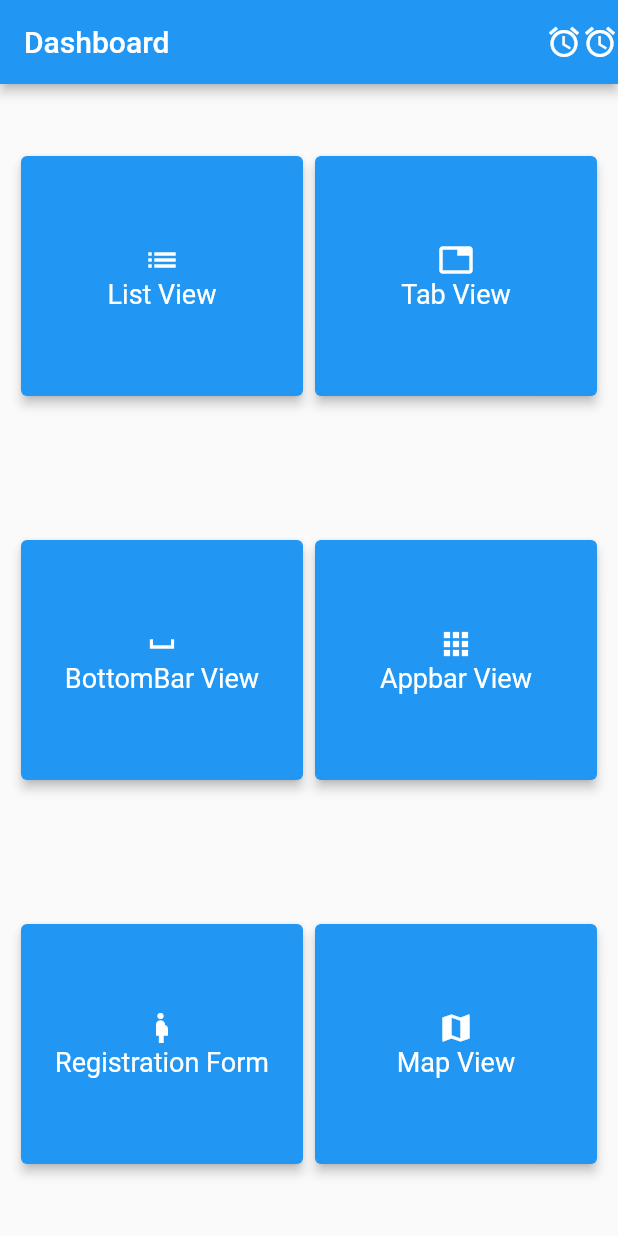
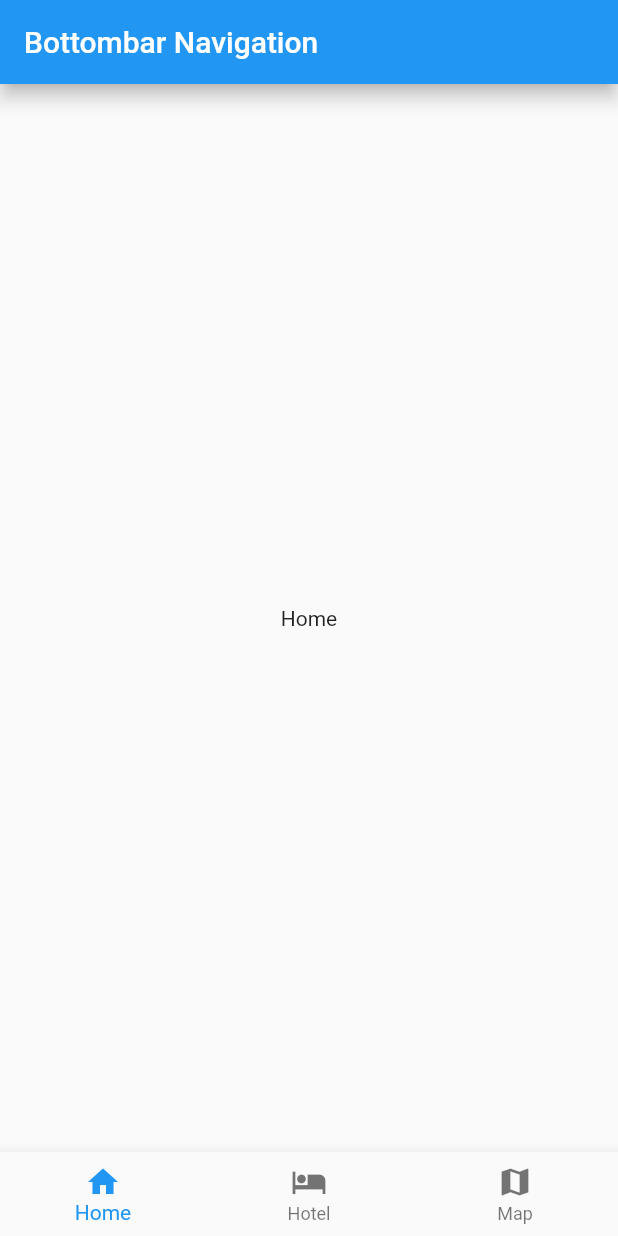
Before and after one commit to shandilyaaman/flutter_cadelab, a Flutter app: the screen it shows after launch, after a tap on "BottomBar View", on a phone screen of 412 x 824 dp. Run offline on Flutter 3.47's test engine with Material 2 defaults, Android fonts, the phone set to English and light mode, and no system bars.

Commit message:
added dummy for tabview and bottombar view

```diff
--- /dev/null
+++ b/lib/bottombarview.dart
@@ -0,0 +1,67 @@
+import 'package:flutter/material.dart';
+
+class MyBottomBarView extends StatelessWidget {
+  @override
+  Widget build(BuildContext context) {
+    return MaterialApp(
+      title: 'Bottombar View',
+      home: Home(),
+    );
+  }
+}
+
+class Home extends StatefulWidget {
+  @override
+  State<StatefulWidget> createState() {
+    return _HomeState();
+  }
+}
+
+class _HomeState extends State<Home> {
+  int _currentIndex = 0;
+  List<Widget> _children = [
+    Center(child: Text('Home')),
+    Center(child: Text('Hotel')),
+    Center(child: Text('Map'))
+  ];
+
+  @override
+  Widget build(BuildContext context) {
+    return Scaffold(
+      appBar: AppBar(
+        title: Text('Bottombar Navigation'),
+        elevation: 5.0,
+      ),
+      body: _children[_currentIndex],
+      bottomNavigationBar: _bottomNavigationBar(),
+    );
+  }
+
+  BottomNavigationBar _bottomNavigationBar() {
+    return BottomNavigationBar(
+      onTap: onTabTapped,
+      currentIndex: _currentIndex,
+      type: BottomNavigationBarType.fixed,
+      items: [
+        BottomNavigationBarItem(
+            icon: Icon(Icons.home),
+            title: Text('Home'),
+            backgroundColor: Colors.amber),
+        BottomNavigationBarItem(
+            icon: Icon(Icons.hotel),
+            title: Text('Hotel'),
+            backgroundColor: Colors.amber),
+        BottomNavigationBarItem(
+            icon: Icon(Icons.map),
+            title: Text('Map'),
+            backgroundColor: Colors.amber)
+      ],
+    );
+  }
+
+  void onTabTapped(index) {
+    setState(() {
+      _currentIndex = index;
+    });
+  }
+}
--- a/lib/home.dart
+++ b/lib/home.dart
@@ -1,7 +1,9 @@
 import 'package:flutter/material.dart';
 
+import './bottombarview.dart';
 import './cards.dart';
 import './listview.dart';
+import './tabview.dart';
 
 class Home extends StatelessWidget {
   final double _cardHeight = 120.0;
@@ -15,10 +17,10 @@ class Home extends StatelessWidget {
     return Scaffold(
       appBar: AppBar(
         title: Text('Dashboard'),
-        actions: <Widget>[
-          new Icon(Icons.access_alarm),
-          new Icon(Icons.access_alarm)
-        ],
+//        actions: <Widget>[
+//          new Icon(Icons.access_alarm),
+//          new Icon(Icons.access_alarm)
+//        ],
         elevation: 3.0,
       ),
       body: new Container(
@@ -47,6 +49,11 @@ class Home extends StatelessWidget {
                     child: new GestureDetector(
                         onTap: () {
                           print('button pressed');
+                          Navigator.push(
+                            context,
+                            MaterialPageRoute(
+                                builder: (context) => MyTabView()),
+                          );
                         },
                         child: _cards.card(_cardHeight, _cardColorBlue,
                             'Tab View', Icons.tab)),
@@ -64,6 +71,11 @@ class Home extends StatelessWidget {
                       child: new GestureDetector(
                           onTap: () {
                             print('button pressed');
+                            Navigator.push(
+                              context,
+                              MaterialPageRoute(
+                                  builder: (context) => MyBottomBarView()),
+                            );
                           },
                           child: _cards.card(_cardHeight, _cardColorBlue,
                               'BottomBar View', Icons.space_bar))),
```
Also changed, not shown: lib/tabview.dart (added, +45 -0 lines).
